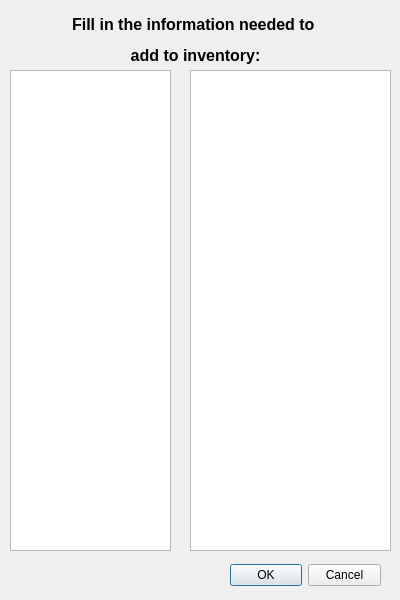
Qt form additemdialog.ui (EtoDrowsy/CS499) before a commit.
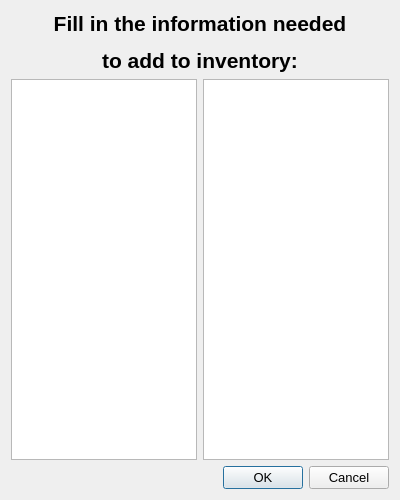
The same form after that commit.

Commit message: Made most windows able to resize

```diff
--- a/additemdialog.ui
+++ b/additemdialog.ui
@@ -7,100 +7,89 @@
     <x>0</x>
     <y>0</y>
     <width>400</width>
-    <height>600</height>
+    <height>500</height>
    </rect>
   </property>
+  <property name="font">
+   <font>
+    <pointsize>10</pointsize>
+   </font>
+  </property>
   <property name="windowTitle">
    <string>Dialog</string>
   </property>
-  <widget class="QDialogButtonBox" name="buttonBox">
-   <property name="geometry">
-    <rect>
-     <x>230</x>
-     <y>560</y>
-     <width>151</width>
-     <height>31</height>
-    </rect>
-   </property>
-   <property name="orientation">
-    <enum>Qt::Orientation::Horizontal</enum>
-   </property>
-   <property name="standardButtons">
-    <set>QDialogButtonBox::StandardButton::Cancel|QDialogButtonBox::StandardButton::Ok</set>
-   </property>
-  </widget>
-  <widget class="QTableWidget" name="attributetable">
-   <property name="geometry">
-    <rect>
-     <x>10</x>
-     <y>70</y>
-     <width>161</width>
-     <height>481</height>
-    </rect>
-   </property>
-   <property name="font">
-    <font>
-     <pointsize>12</pointsize>
-    </font>
-   </property>
-   <attribute name="horizontalHeaderVisible">
-    <bool>false</bool>
-   </attribute>
-   <attribute name="horizontalHeaderHighlightSections">
-    <bool>false</bool>
-   </attribute>
-   <attribute name="verticalHeaderVisible">
-    <bool>false</bool>
-   </attribute>
-   <attribute name="verticalHeaderHighlightSections">
-    <bool>false</bool>
-   </attribute>
-  </widget>
-  <widget class="QTableWidget" name="inputtable">
-   <property name="geometry">
-    <rect>
-     <x>190</x>
-     <y>70</y>
-     <width>201</width>
-     <height>481</height>
-    </rect>
-   </property>
-   <property name="font">
-    <font>
-     <pointsize>12</pointsize>
-    </font>
-   </property>
-   <attribute name="horizontalHeaderVisible">
-    <bool>false</bool>
-   </attribute>
-   <attribute name="horizontalHeaderHighlightSections">
-    <bool>false</bool>
-   </attribute>
-   <attribute name="verticalHeaderVisible">
-    <bool>false</bool>
-   </attribute>
-   <attribute name="verticalHeaderHighlightSections">
-    <bool>false</bool>
-   </attribute>
-  </widget>
-  <widget class="QLabel" name="label">
-   <property name="geometry">
-    <rect>
-     <x>20</x>
-     <y>10</y>
-     <width>351</width>
-     <height>61</height>
-    </rect>
-   </property>
-   <property name="font">
-    <font>
-     <pointsize>15</pointsize>
-    </font>
-   </property>
-   <property name="text">
-    <string>&lt;html&gt;&lt;head/&gt;&lt;body&gt;&lt;p align=&quot;center&quot;&gt;&lt;span style=&quot; font-size:12pt; font-weight:700;&quot;&gt;Fill in the information needed to &lt;/span&gt;&lt;/p&gt;&lt;p align=&quot;center&quot;&gt;&lt;span style=&quot; font-size:12pt; font-weight:700;&quot;&gt;add to inventory:&lt;/span&gt;&lt;/p&gt;&lt;/body&gt;&lt;/html&gt;</string>
-   </property>
-  </widget>
+  <layout class="QGridLayout" name="gridLayout">
+   <item row="0" column="0" colspan="2">
+    <widget class="QLabel" name="label">
+     <property name="font">
+      <font>
+       <pointsize>14</pointsize>
+      </font>
+     </property>
+     <property name="text">
+      <string>&lt;html&gt;&lt;head/&gt;&lt;body&gt;&lt;p align=&quot;center&quot;&gt;&lt;span style=&quot; font-size:16pt; font-weight:700;&quot;&gt;Fill in the information needed&lt;/span&gt;&lt;/p&gt;&lt;p align=&quot;center&quot;&gt;&lt;span style=&quot; font-size:16pt; font-weight:700;&quot;&gt;to add to inventory:&lt;/span&gt;&lt;/p&gt;&lt;/body&gt;&lt;/html&gt;</string>
+     </property>
+    </widget>
+   </item>
+   <item row="1" column="0">
+    <widget class="QTableWidget" name="attributetable">
+     <property name="font">
+      <font>
+       <pointsize>12</pointsize>
+      </font>
+     </property>
+     <property name="sizeAdjustPolicy">
+      <enum>QAbstractScrollArea::SizeAdjustPolicy::AdjustIgnored</enum>
+     </property>
+     <attribute name="horizontalHeaderVisible">
+      <bool>false</bool>
+     </attribute>
+     <attribute name="horizontalHeaderHighlightSections">
+      <bool>false</bool>
+     </attribute>
+     <attribute name="verticalHeaderVisible">
+      <bool>false</bool>
+     </attribute>
+     <attribute name="verticalHeaderHighlightSections">
+      <bool>false</bool>
+     </attribute>
+    </widget>
+   </item>
+   <item row="1" column="1">
+    <widget class="QTableWidget" name="inputtable">
+     <property name="font">
+      <font>
+       <pointsize>12</pointsize>
+      </font>
+     </property>
+     <property name="sizeAdjustPolicy">
+      <enum>QAbstractScrollArea::SizeAdjustPolicy::AdjustIgnored</enum>
+     </property>
+     <attribute name="horizontalHeaderVisible">
+      <bool>false</bool>
+     </attribute>
+     <attribute name="horizontalHeaderHighlightSections">
+      <bool>false</bool>
+     </attribute>
+     <attribute name="verticalHeaderVisible">
+      <bool>false</bool>
+     </attribute>
+     <attribute name="verticalHeaderHighlightSections">
+      <bool>false</bool>
+     </attribute>
+    </widget>
+   </item>
+   <item row="2" column="1">
+    <widget class="QDialogButtonBox" name="buttonBox">
+     <property name="orientation">
+      <enum>Qt::Orientation::Horizontal</enum>
+     </property>
+     <property name="standardButtons">
+      <set>QDialogButtonBox::StandardButton::Cancel|QDialogButtonBox::StandardButton::Ok</set>
+     </property>
+    </widget>
+   </item>
+  </layout>
  </widget>
  <resources/>
  <connections>
```
Left out of the diff: 2 changed lines with no effect on the pictures. The commit also changes 7 other files.
